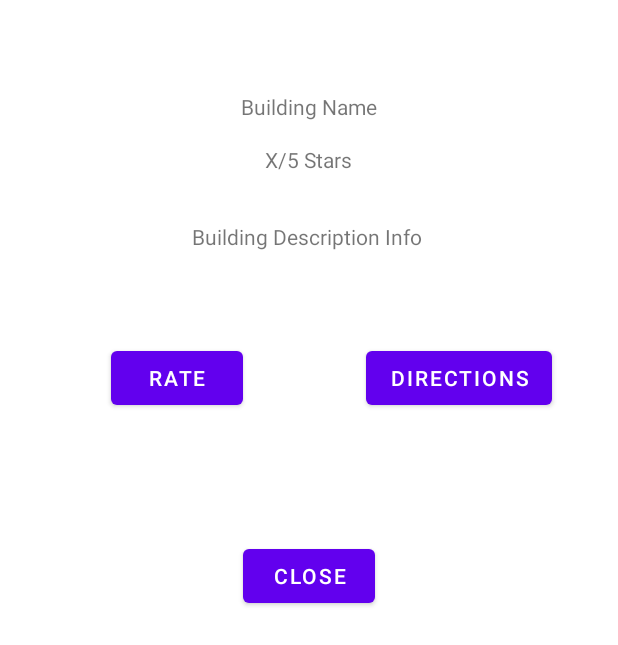
After one commit to awrose/CISCx82Got2Go, an Android app: the layout marker1_info.xml on its own in the app's theme, with its tools: preview values and no code run, on a phone screen of 412 x 824 dp. The commit adds this screen. Shown: the top 645 px of the screen. Run offline under Robolectric (Android 15) with nearby library versions, the phone set to English and light mode, and no system bars.

Commit message:
Added popup dialog when someone clicks on the marker

```diff
--- a/app/src/main/java/com/example/ciscx82got2go/MapsActivity.java
+++ b/app/src/main/java/com/example/ciscx82got2go/MapsActivity.java
@@ -5,6 +5,7 @@ import androidx.core.app.ActivityCompat;
 import androidx.core.content.ContextCompat;
 import androidx.fragment.app.FragmentActivity;
 
+import android.app.Dialog;
 import android.content.Context;
 import android.content.pm.PackageManager;
 import android.graphics.Bitmap;
@@ -15,6 +16,8 @@ import android.os.Bundle;
 import android.util.Log;
 import android.view.Menu;
 import android.view.MenuItem;
+import android.view.View;
+import android.widget.Button;
 
 import com.google.android.gms.location.FusedLocationProviderClient;
 import com.google.android.gms.location.LocationServices;
@@ -67,6 +70,8 @@ public class MapsActivity extends FragmentActivity implements OnMapReadyCallback
 
     private static int REQUEST_CODE = 101;
 
+    Marker newMarker;
+
     //to save the map's state
     private static final String KEY_CAMERA_POSITION = "camera_position";
     private static final String KEY_LOCATION = "location";
@@ -101,6 +106,8 @@ public class MapsActivity extends FragmentActivity implements OnMapReadyCallback
 
     }
 
+
+
     /**
      * Manipulates the map once available.
      * This callback is triggered when the map is ready to be used.
@@ -131,9 +138,13 @@ public class MapsActivity extends FragmentActivity implements OnMapReadyCallback
             }
         });
 
-        MarkerOptions newMarker = new MarkerOptions();
-        newMarker.position(new LatLng(37.42454954352804, -122.08442900329828)).title("CUSTOM MARKER").icon(BitmapFromVector(getApplicationContext(), R.drawable.toilet_svgrepo_com));
-        mMap.addMarker(newMarker);
+        //MarkerOptions newMarker = new MarkerOptions();
+        //newMarker.position(new LatLng(37.42454954352804, -122.08442900329828)).title("CUSTOM MARKER").icon(BitmapFromVector(getApplicationContext(), R.drawable.toilet_svgrepo_com));
+        newMarker = mMap.addMarker(new MarkerOptions()
+                .position(new LatLng(37.42454954352804, -122.08442900329828))
+                        .title("Custom Marker")
+                .icon(BitmapFromVector(getApplicationContext(), R.drawable.toilet_svgrepo_com)));
+
 
         // Add a marker in Sydney and move the camera
         //LatLng sydney = new LatLng(-34, 151);
@@ -151,8 +162,40 @@ public class MapsActivity extends FragmentActivity implements OnMapReadyCallback
         //LatLng sydney = new LatLng(-34, 151);
         //mMap.addMarker(new MarkerOptions().position(defaultLocation).title("I am here").icon(BitmapFromVector(getApplicationContext(), R.drawable.ic_baseline_bathroom_24)));
         //mMap.moveCamera(CameraUpdateFactory.newLatLng(defaultLocation));
+
+        //mMap.setOnMarkerClickListener((GoogleMap.OnMarkerClickListener) this);
+        //newMarker.setOnMarkerClickListener()
+        mMap.setOnMarkerClickListener(new GoogleMap.OnMarkerClickListener(){
+
+            @Override
+            public boolean onMarkerClick(final Marker marker) {
+                String name = marker.getTitle();
+                if(name.equalsIgnoreCase("CUSTOM MARKER")){
+                    Log.e("myLog", "clicked");
+                    final Dialog locationInfo = new Dialog(MapsActivity.this);
+                    locationInfo.setTitle("Choose A Color:");
+                    locationInfo.setContentView(R.layout.marker1_info);
+
+                    Button closeBtn = (Button)locationInfo.findViewById(R.id.closeBtn);
+
+                    closeBtn.setOnClickListener(new View.OnClickListener(){
+                        @Override
+                        public void onClick(View v){
+                            locationInfo.dismiss();
+                        }
+                    });
+
+
+                    locationInfo.show();
+
+                }
+
+                return false;
+            }
+        });
+
+
     }
-
     private void getLocationPermission() {
         /*
          * Request location permission, so that we can get the location of the
--- /dev/null
+++ b/app/src/main/res/layout/marker1_info.xml
@@ -0,0 +1,84 @@
+<?xml version="1.0" encoding="utf-8"?>
+<androidx.constraintlayout.widget.ConstraintLayout xmlns:android="http://schemas.android.com/apk/res/android"
+    xmlns:app="http://schemas.android.com/apk/res-auto"
+    xmlns:tools="http://schemas.android.com/tools"
+    android:layout_width="match_parent"
+    android:layout_height="match_parent"
+    android:gravity="center"
+    android:orientation="vertical">
+
+
+    <TextView
+        android:id="@+id/bathroomBuildingName"
+        android:layout_width="wrap_content"
+        android:layout_height="wrap_content"
+        android:layout_marginTop="61dp"
+        android:baselineAligned="false"
+        android:text="Building Name"
+        app:layout_constraintEnd_toEndOf="parent"
+        app:layout_constraintHorizontal_bias="0.5"
+        app:layout_constraintStart_toStartOf="parent"
+        app:layout_constraintTop_toTopOf="parent" />
+
+    <TextView
+        android:id="@+id/ratingText"
+        android:layout_width="59dp"
+        android:layout_height="29dp"
+        android:layout_marginTop="16dp"
+        android:text="X/5 Stars"
+        app:layout_constraintEnd_toEndOf="parent"
+        app:layout_constraintHorizontal_bias="0.5"
+        app:layout_constraintStart_toStartOf="parent"
+        app:layout_constraintTop_toBottomOf="@+id/bathroomBuildingName" />
+
+    <TextView
+        android:id="@+id/buildingDescriptionInfo"
+        android:layout_width="156dp"
+        android:layout_height="58dp"
+        android:layout_marginTop="22dp"
+        android:text="Building Description Info"
+        app:layout_constraintEnd_toEndOf="parent"
+        app:layout_constraintHorizontal_bias="0.5"
+        app:layout_constraintStart_toStartOf="parent"
+        app:layout_constraintTop_toBottomOf="@+id/ratingText" />
+
+    <Button
+        android:id="@+id/rateBtn"
+        android:layout_width="wrap_content"
+        android:layout_height="wrap_content"
+        android:layout_marginStart="73dp"
+        android:layout_marginTop="22dp"
+        android:layout_marginEnd="82dp"
+        android:gravity="center"
+        android:text="Rate"
+        app:layout_constraintEnd_toStartOf="@+id/directionsBtn"
+        app:layout_constraintStart_toStartOf="parent"
+        app:layout_constraintTop_toBottomOf="@+id/buildingDescriptionInfo" />
+
+    <Button
+        android:id="@+id/directionsBtn"
+        android:layout_width="wrap_content"
+        android:layout_height="wrap_content"
+        android:layout_marginTop="22dp"
+        android:layout_marginEnd="44dp"
+        android:gravity="center"
+        android:text="Directions"
+        app:layout_constraintEnd_toEndOf="parent"
+        app:layout_constraintTop_toBottomOf="@+id/buildingDescriptionInfo" />
+
+    <Button
+        android:id="@+id/closeBtn"
+        android:layout_width="wrap_content"
+        android:layout_height="wrap_content"
+        android:layout_marginTop="113dp"
+        android:layout_marginBottom="375dp"
+        android:gravity="center"
+        android:text="close"
+        app:layout_constraintBottom_toBottomOf="parent"
+        app:layout_constraintEnd_toEndOf="parent"
+        app:layout_constraintHorizontal_bias="0.5"
+        app:layout_constraintStart_toStartOf="parent"
+        app:layout_constraintTop_toBottomOf="@+id/buildingDescriptionInfo" />
+
+
+</androidx.constraintlayout.widget.ConstraintLayout>
```
